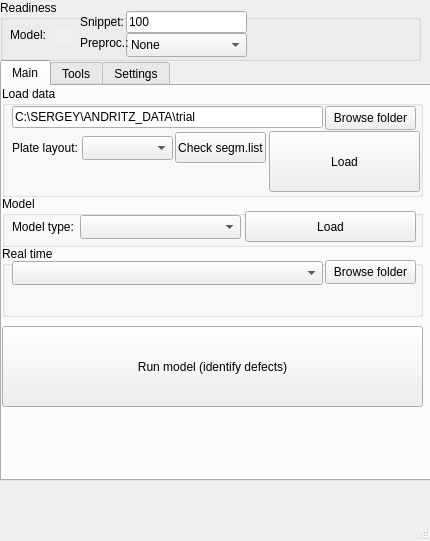
Above: gui_files/empa_gui.ui from sergey32355/ANDRITZ before the change. Below: the same form after it.
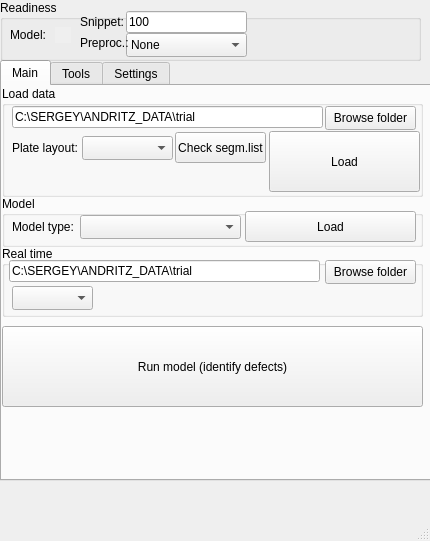
That is the form after the change. The open tabs and pages were chosen to show the change.

```diff
--- a/gui_files/empa_gui.ui
+++ b/gui_files/empa_gui.ui
@@ -233,13 +233,13 @@
        <property name="geometry">
         <rect>
          <x>10</x>
-         <y>15</y>
-         <width>311</width>
+         <y>40</y>
+         <width>81</width>
          <height>24</height>
         </rect>
        </property>
        <property name="currentText">
-        <string/>
+        <string>Folder</string>
        </property>
        <property name="placeholderText">
         <string>Autoencoder</string>
@@ -268,6 +268,19 @@
         <string>Browse folder</string>
        </property>
       </widget>
+      <widget class="QLineEdit" name="load_data_path_2">
+       <property name="geometry">
+        <rect>
+         <x>7</x>
+         <y>14</y>
+         <width>311</width>
+         <height>22</height>
+        </rect>
+       </property>
+       <property name="text">
+        <string>C:\SERGEY\ANDRITZ_DATA\trial</string>
+       </property>
+      </widget>
      </widget>
      <widget class="QPushButton" name="predict_button">
       <property name="geometry">
```
Left out of the diff: 2 changed lines with no effect on the pictures.
